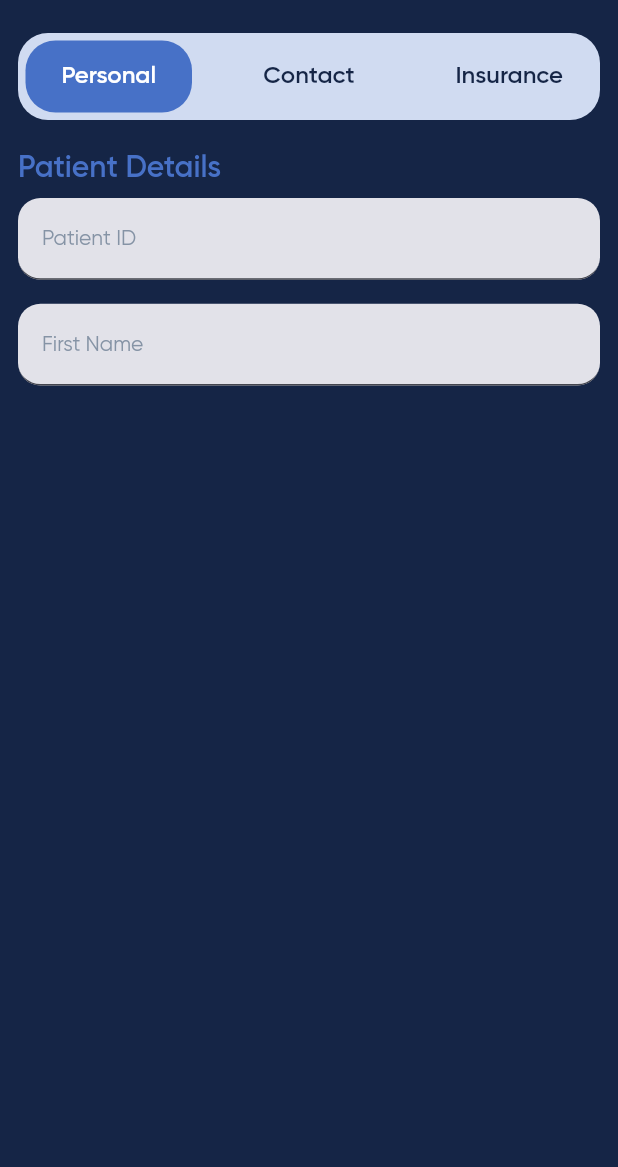
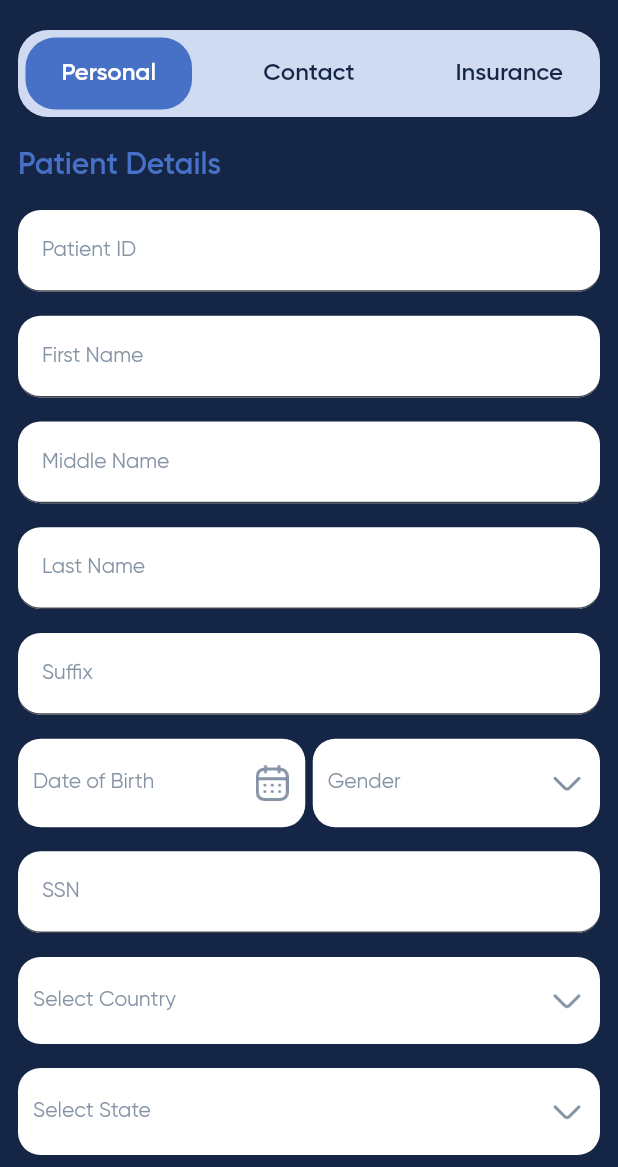
Before and after one commit to nabeel-khanjee/product-list, a Flutter app: the DemographicScreen screen opened by its route, on a phone screen of 412 x 824 dp, the part 69-1236 px from its top. Run offline on Flutter 3.47's test engine with Material 2 defaults, Android fonts, the phone set to English and light mode, and no system bars; our stand-ins replace bloc, dio, dots_indicator, easy_localization, equatable, flutter_advanced_drawer and 7 more; missing offline and left inert: flutter_material_color_picker; accounts and stored records are empty; generated files the repository leaves out were written again.

Commit message:
demographic profile patient detail screen complete

```diff
--- a/lib/src/components/text_field_component.dart
+++ b/lib/src/components/text_field_component.dart
@@ -29,14 +29,17 @@ class TextFormFieldComponentProfile extends StatelessWidget {
               0.4,
             )),
         decoration: InputDecoration(
+            focusColor: getThemeColor(context),
             filled: true,
+            fillColor: ColorConstants.white,
             labelStyle: Theme.of(context)
                 .textTheme
                 .bodySmall!
                 .copyWith(color: ColorConstants.greyText),
-            label: Text(
-              label,
-            ),
+            label: Text(label,
+                style: Theme.of(context).textTheme.bodySmall!.copyWith(
+                      color: ColorConstants.greyText,
+                    )),
             border: UnderlineInputBorder(
                 borderSide: BorderSide(color: ColorConstants.white, width: 0),
                 borderRadius: BorderRadius.circular(15))),
--- a/lib/src/constant/assets_constants.dart
+++ b/lib/src/constant/assets_constants.dart
@@ -38,4 +38,6 @@ class AssetsConstants {
   static const String demographicProfile =
       'assets/icon/demographic_profile_icon.png';
   static const String healthProfile = 'assets/icon/health_profile_icon.png';
+  static const String arrowDownDropdownIcon =
+      'assets/icon/arrow_down_dropdown_icon.png';
 }
--- a/lib/src/constant/language_constants/get_current_language_text_direction.dart
+++ b/lib/src/constant/language_constants/get_current_language_text_direction.dart
@@ -4,4 +4,6 @@ bool getCurrentLanguageDirection() =>
     (navigationService!.navigatorKey.currentContext!.locale.toString() ==
             'hi_IN' ||
         navigationService!.navigatorKey.currentContext!.locale.toString() ==
-            'ur_PK');
+            'ur_PK' ||
+        navigationService!.navigatorKey.currentContext!.locale.toString() ==
+            'ar_AE');
--- /dev/null
+++ b/lib/src/pages/demographic/components/dropdown_component_profile.dart
@@ -0,0 +1,101 @@
+
+import 'package:provider_app/src/app/app_export.dart';
+
+class DropDownComponentProfile extends StatelessWidget {
+  const DropDownComponentProfile({
+    super.key,
+    required this.items,
+    required this.selectedItem,
+    this.value,
+    required this.hintText,
+    this.suffixIcon,
+    required this.onDropdownFieldTap,
+  });
+  final String? value;
+  final String? suffixIcon;
+  final String hintText;
+  final List<String> items;
+  final Function(String?) selectedItem;
+  final VoidCallback onDropdownFieldTap;
+
+  @override
+  Widget build(BuildContext context) {
+    String? value = this.value;
+
+    return Container(
+      padding: EdgeInsets.symmetric(horizontal: 10, vertical: 5),
+      margin: EdgeInsets.symmetric(vertical: 8),
+      decoration: BoxDecoration(
+          borderRadius: BorderRadius.circular(15), color: ColorConstants.white),
+      child: Stack(
+        alignment: getCurrentLanguageDirection()
+            ? Alignment.centerLeft
+            : Alignment.centerRight,
+        children: [
+          value != null
+              ? InkWell(
+                  onTap: onDropdownFieldTap,
+                  child: Container(
+                    width: double.maxFinite,
+                    child: Column(
+                      mainAxisAlignment: MainAxisAlignment.center,
+                      crossAxisAlignment: CrossAxisAlignment.start,
+                      children: [
+                        Text(
+                          hintText,
+                          style: Theme.of(context)
+                              .textTheme
+                              .labelSmall!
+                              .copyWith(color: ColorConstants.greyText),
+                        ),
+                        Text(
+                          value,
+                          maxLines: 1,
+                          style: Theme.of(context)
+                              .textTheme
+                              .bodySmall!
+                              .copyWith(color: ColorConstants.greyText),
+                        )
+                      ],
+                    ),
+                  ),
+                )
+              : DropdownButton<String>(
+                  value: value,
+                  isExpanded: true,
+                  hint: Text(
+                    hintText,
+                    style: Theme.of(context)
+                        .textTheme
+                        .bodySmall!
+                        .copyWith(color: ColorConstants.greyText),
+                  ),
+                  icon: Container(),
+                  underline: Container(),
+                  items: items.map((String value) {
+                    return DropdownMenuItem<String>(
+                      value: value,
+                      child: Text(
+                        value,
+                        style: Theme.of(context)
+                            .textTheme
+                            .bodyMedium!
+                            .copyWith(color: getThemeColor(context)),
+                      ),
+                    );
+                  }).toList(),
+                  onChanged: (_) => selectedItem(_),
+                ),
+          Container(
+              margin: EdgeInsets.symmetric(vertical: 10),
+              child: Image.asset(
+                suffixIcon ?? AssetsConstants.arrowDownDropdownIcon,
+                height: 24,
+                width: 24,
+                color: ColorConstants.greyText,
+              )),
+        ],
+      ),
+    );
+  }
+}
--- a/lib/src/pages/demographic/components/profile_indicators_widgets.dart
+++ b/lib/src/pages/demographic/components/profile_indicators_widgets.dart
@@ -19,6 +19,8 @@ class ProfileIndicatorsWidget extends StatelessWidget {
   Widget build(BuildContext context) {
     return Container(
       // height: 58,
+      margin: const EdgeInsets.symmetric(vertical: 10.0),
+
       decoration: BoxDecoration(
           borderRadius: BorderRadius.circular(20),
           color: lighten(getThemeColor(context), 0.35)),
--- a/lib/src/pages/demographic/demographic_screen.dart
+++ b/lib/src/pages/demographic/demographic_screen.dart
@@ -1,9 +1,8 @@
 import 'package:provider_app/src/app/app_export.dart';
 import 'package:provider_app/src/components/appbar_component.dart';
-import 'package:provider_app/src/components/card_formater.dart';
 import 'package:provider_app/src/components/main_scaffold.dart';
-import 'package:provider_app/src/components/text_field_component.dart';
 import 'package:provider_app/src/pages/demographic/components/profile_indicators_widgets.dart';
+import 'package:provider_app/src/pages/demographic/inner_screens/patient_detail/patient_detail_screen.dart';
 
 class DemographicScreen extends StatefulWidget {
   const DemographicScreen({super.key});
@@ -17,6 +16,21 @@ class _DemographicScreenState extends State<DemographicScreen> {
   final formkey = GlobalKey<FormState>();
   final TextEditingController patientIdController = TextEditingController();
   final TextEditingController firstNameController = TextEditingController();
+  final TextEditingController middleNameController = TextEditingController();
+  final TextEditingController lastNameController = TextEditingController();
+  final TextEditingController suffixController = TextEditingController();
+  final TextEditingController ssnController = TextEditingController();
+  List<String> country = ['Pakistan', 'USA', "UAE"];
+  List<String> states = ['Sindh', 'Punjab', "Blochistan"];
+  String? selectedCountry;
+  String? selectedStates;
+  String? selectedGender;
+  List<String> gender = [
+    StringConstants.male,
+    StringConstants.female,
+  ];
+
+  String? selectedDate;
 
   @override
   Widget build(BuildContext context) {
@@ -24,75 +38,69 @@ class _DemographicScreenState extends State<DemographicScreen> {
 
     return MainScaffold(
       body: Container(
-        margin: EdgeInsets.all(12),
+        margin: EdgeInsets.symmetric(horizontal: 12),
         child: Column(
           children: [
             ProfileIndicatorsWidget(
                 onThirdIndicatorPresses: () {
                   pageController.jumpToPage(2);
-                  setState(() {
-                    currentPage = 2;
-                  });
+                  setState(() => currentPage = 2);
                 },
                 onSecondIndicatorPresses: () {
                   pageController.jumpToPage(1);
-                  setState(() {
-                    currentPage = 1;
-                  });
+                  setState(() => currentPage = 1);
                 },
                 onFirstIndicatorPresses: () {
                   pageController.jumpToPage(0);
-                  setState(() {
-                    currentPage = 0;
-                  });
+                  setState(() => currentPage = 0);
                 },
                 currentPage: currentPage),
             Expanded(
               child: PageView(
                 controller: pageController,
-                onPageChanged: (value) {
-                  setState(() {
-                    currentPage = value;
-                  });
-                },
+                onPageChanged: (value) => setState(() => currentPage = value),
                 children: [
-                  Container(
-                    margin: EdgeInsets.symmetric(vertical: 20),
-                    child: Column(
-                      mainAxisAlignment: MainAxisAlignment.start,
-                      crossAxisAlignment: CrossAxisAlignment.start,
-                      children: [
-                        Container(
-                            child: Text(
-                          StringConstants.patientDetails,
-                          style: Theme.of(context)
-                              .textTheme
-                              .titleLarge!
-                              .copyWith(
-                                  color: getThemeColor(context),
-                                  fontFamily: FontConstantc.gilroySemiBold),
-                        )),
-                        Form(
-                            key: formkey,
-                            child: Column(
-                              children: [
-                                TextFormFieldComponentProfile(
-                                    label: StringConstants.patientID,
-                                    patientIdcontroller: patientIdController,
-                                    listTextInputFormatter: [
-                                      CardFormatter(
-                                          sample: 'xxxx-xxxx-xxxx-xxxx',
-                                          separator: '-')
-                                    ]),
-                                TextFormFieldComponentProfile(
-                                  label: StringConstants.firstName,
-                                  patientIdcontroller: firstNameController,
-                                )
-                              ],
-                            ))
-                      ],
-                    ),
-                  ),
+                  PatientDetailScreen(
+                      onDropdownFieldTapCountry: () =>
+                          setState(() => selectedCountry = null),
+                      onDropdownFieldTapState: () =>
+                          setState(() => selectedStates = null),
+                      onDropdownFieldTapGender: () =>
+                          setState(() => selectedGender = null),
+                      onDropdownFieldTapCity: () =>
+                          setState(() => selectedDate = null),
+                      getStateValue: (value) =>
+                          setState(() => selectedStates = value),
+                      getGenderValue: (value) =>
+                          setState(() => selectedGender = value),
+                      getCityValue: (value) =>
+                          setState(() => selectedCountry = value),
+                      getCountryValue: (value) =>
+                          setState(() => selectedCountry = value),
+                      onDatePickerTap: () => showDatePicker(
+                              context: context,
+                              initialDate: DateTime.now(),
+                              firstDate: DateTime(2000),
+                              lastDate: DateTime.now())
+                          .then((value) => setState(() => selectedDate =
+                              DateFormat('yyyy-MM-dd')
+                                  .format(value!)
+                                  .substring(0, 10))),
+                      selectedCountry: selectedCountry,
+                      formkey: formkey,
+                      patientIdController: patientIdController,
+                      firstNameController: firstNameController,
+                      middleNameController: middleNameController,
+                      lastNameController: lastNameController,
+                      suffixController: suffixController,
+                      country: country,
+                      selectedDate: selectedDate,
+                      gender: gender,
+                      selectedGender: selectedGender,
+                      ssnController: ssnController,
+                      selectedCity: selectedCountry,
+                      states: states,
+                      selectedStates: selectedStates),
                   Container(
                     child: Text('Contact'),
                   ),
--- /dev/null
+++ b/lib/src/pages/demographic/inner_screens/patient_detail/patient_detail_screen.dart
@@ -0,0 +1,178 @@
+import 'package:provider_app/src/app/app_export.dart';
+import 'package:provider_app/src/components/card_formater.dart';
+import 'package:provider_app/src/components/text_field_component.dart';
+import 'package:provider_app/src/pages/demographic/components/dropdown_component_profile.dart';
+
+class PatientDetailScreen extends StatelessWidget {
+  const PatientDetailScreen({
+    super.key,
+    required this.formkey,
+    required this.patientIdController,
+    required this.firstNameController,
+    required this.middleNameController,
+    required this.lastNameController,
+    required this.suffixController,
+    required this.country,
+    required this.selectedDate,
+    required this.gender,
+    required this.selectedGender,
+    required this.ssnController,
+    required this.selectedCity,
+    required this.states,
+    required this.selectedStates,
+    required this.onDatePickerTap,
+    required this.onDropdownFieldTapCity,
+    required this.onDropdownFieldTapGender,
+    required this.onDropdownFieldTapCountry,
+    required this.onDropdownFieldTapState,
+    required this.getCityValue,
+    required this.getStateValue,
+    required this.getGenderValue,
+    required this.getCountryValue,
+    this.selectedCountry,
+  });
+
+  final GlobalKey<FormState> formkey;
+  final TextEditingController patientIdController;
+  final TextEditingController firstNameController;
+  final TextEditingController middleNameController;
+  final TextEditingController lastNameController;
+  final TextEditingController suffixController;
+  final List<String> country;
+  final String? selectedDate;
+  final List<String> gender;
+  final String? selectedGender;
+  final TextEditingController ssnController;
+  final String? selectedCity;
+  final List<String> states;
+  final String? selectedStates;
+  final String? selectedCountry;
+
+  final VoidCallback onDatePickerTap;
+  final VoidCallback onDropdownFieldTapCity;
+  final VoidCallback onDropdownFieldTapGender;
+  final VoidCallback onDropdownFieldTapCountry;
+  final VoidCallback onDropdownFieldTapState;
+  final Function(String?) getCityValue;
+  final Function(String?) getStateValue;
+  final Function(String?) getGenderValue;
+  final Function(String?) getCountryValue;
+
+  @override
+  Widget build(BuildContext context) {
+    return SingleChildScrollView(
+      child: Container(
+        margin: EdgeInsets.symmetric(vertical: 10),
+        child: Column(
+          mainAxisAlignment: MainAxisAlignment.start,
+          crossAxisAlignment: CrossAxisAlignment.start,
+          children: [
+            Container(
+                child: Text(
+              StringConstants.patientDetails,
+              style: Theme.of(context).textTheme.titleLarge!.copyWith(
+                  color: getThemeColor(context),
+                  fontFamily: FontConstantc.gilroySemiBold),
+            )),
+            SizedBox(height: 10),
+            Form(
+                key: formkey,
+                child: Column(
+                  children: [
+                    TextFormFieldComponentProfile(
+                        label: StringConstants.patientID,
+                        patientIdcontroller: patientIdController,
+                        listTextInputFormatter: [
+                          CardFormatter(
+                              sample: 'xxxx-xxxx-xxxx-xxxx', separator: '-')
+                        ]),
+                    TextFormFieldComponentProfile(
+                      label: StringConstants.firstName,
+                      patientIdcontroller: firstNameController,
+                    ),
+                    TextFormFieldComponentProfile(
+                      label: StringConstants.middleName,
+                      patientIdcontroller: middleNameController,
+                    ),
+                    TextFormFieldComponentProfile(
+                      label: StringConstants.lastName,
+                      patientIdcontroller: lastNameController,
+                    ),
+                    TextFormFieldComponentProfile(
+                      label: StringConstants.suffix,
+                      patientIdcontroller: suffixController,
+                    ),
+                    SizedBox(
+                      height: 75,
+                      child: Row(
+                        children: [
+                          Expanded(
+                            child: InkWell(
+                              onTap: onDatePickerTap,
+                              child: Stack(
+                                children: [
+                                  DropDownComponentProfile(
+                                    onDropdownFieldTap: onDropdownFieldTapCity,
+                                    suffixIcon: AssetsConstants.calenderIcon,
+                                    hintText: StringConstants.dateOfBirth,
+                                    items: country,
+                                    selectedItem: (value) {
+                                      getCityValue(value);
+                                    },
+                                    value: selectedDate,
+                                  ),
+                                  Container(
+                                    color: Colors.transparent,
+                                    width: double.maxFinite,
+                                  ),
+                                ],
+                              ),
+                            ),
+                          ),
+                          SizedBox(
+                            width: 5,
+                          ),
+                          Expanded(
+                            child: DropDownComponentProfile(
+                              onDropdownFieldTap: onDropdownFieldTapGender,
+                              hintText: StringConstants.gender,
+                              items: gender,
+                              selectedItem: (value) {
+                                getGenderValue(value);
+                              },
+                              value: selectedGender,
+                            ),
+                          )
+                        ],
+                      ),
+                    ),
+                    TextFormFieldComponentProfile(
+                      label: StringConstants.ssn,
+                      patientIdcontroller: ssnController,
+                    ),
+                    DropDownComponentProfile(
+                      onDropdownFieldTap: onDropdownFieldTapCountry,
+                      hintText: StringConstants.selectCountry,
+                      items: country,
+                      selectedItem: (value) {
+                        getCountryValue(value);
+                      },
+                      value: selectedCountry,
+                    ),
+                    DropDownComponentProfile(
+                      onDropdownFieldTap: onDropdownFieldTapState,
+                      hintText: StringConstants.selectState,
+                      items: states,
+                      selectedItem: (value) {
+                        getStateValue(value);
+                      },
+                      value: selectedStates,
+                    )
+                  ],
+                ))
+          ],
+        ),
+      ),
+    );
+  }
+}
```
Also changed, not shown: assets/icon/arrow_down_dropdown_icon.png (added).
